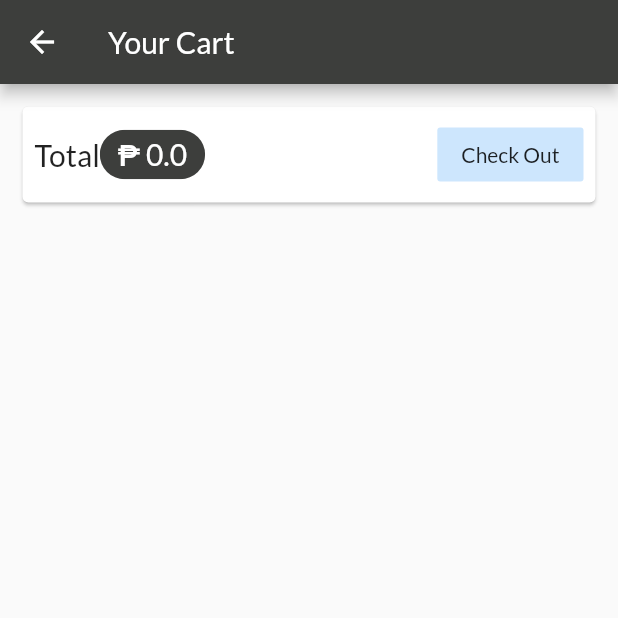
After one commit to EleaFederio/shafy, a Flutter app: the CartScreen screen opened by its route, on a phone screen of 412 x 824 dp, the top half of it. The commit adds this screen. Run offline on Flutter 3.47's test engine with Material 2 defaults, Android fonts, the phone set to English and light mode, and no system bars; network calls fail.

Commit message:
cart can compute the total

```diff
--- a/lib/main.dart
+++ b/lib/main.dart
@@ -3,6 +3,7 @@ import 'package:provider/provider.dart';
 import 'package:shopy/config/myColor.dart';
 import 'package:shopy/providers/Products.dart';
 import 'package:shopy/providers/cart.dart';
+import 'package:shopy/screens/cart_screen.dart';
 import 'package:shopy/screens/product_detail_screen.dart';
 import 'package:shopy/screens/product_overview_screen.dart';
 
@@ -34,7 +35,8 @@ class MyApp extends StatelessWidget {
           ),
           home: ProductOverviewScreen(),
           routes: {
-            ProductDetailScreen.routeName: (context) => ProductDetailScreen()
+            ProductDetailScreen.routeName: (context) => ProductDetailScreen(),
+            CartScreen.routeName: (context) => CartScreen()
           },
         ),
     );
--- a/lib/providers/cart.dart
+++ b/lib/providers/cart.dart
@@ -16,6 +16,7 @@ class CartItem{
 }
 
 class Cart with ChangeNotifier{
+
   Map<String, CartItem> _items = {};
 
   Map<String, CartItem> get items {
@@ -23,7 +24,21 @@ class Cart with ChangeNotifier{
   }
 
   int get itemCount {
+    print(_items == null? 0 : _items.length);
     return _items == null? 0 : _items.length;
+  }
+
+  double get totalAmount{
+    var total = 0.0;
+    _items.forEach((key, cartItem) {
+      total += cartItem.price * cartItem.quantity;
+    });
+    return double.parse(total.toStringAsFixed(2));
+  }
+
+  void removeItem(String productId){
+    _items.remove(productId);
+    notifyListeners();
   }
 
   void addItem(String productId, double price, String title){
--- /dev/null
+++ b/lib/screens/cart_screen.dart
@@ -0,0 +1,72 @@
+import 'package:flutter/material.dart';
+import 'package:provider/provider.dart';
+import 'package:shopy/providers/cart.dart';
+import 'package:shopy/screens/cart_item_screen.dart';
+
+class CartScreen extends StatelessWidget {
+  static const routeName = '/cart_screen';
+
+  @override
+  Widget build(BuildContext context) {
+
+    final cart = Provider.of<Cart>(context);
+
+    return Scaffold(
+      appBar: AppBar(
+        title: Text('Your Cart'),
+      ),
+      body: Column(
+        children: <Widget>[
+          Card(
+            margin: EdgeInsets.all(15.0),
+            child: Padding(
+              padding: EdgeInsets.all(8),
+              child: Row(
+                mainAxisAlignment: MainAxisAlignment.spaceBetween,
+                children: <Widget>[
+                  Text(
+                      'Total',
+                    style: TextStyle(
+                      fontSize: 20.0,
+                    ),
+                  ),
+                  Chip(
+                      label: Text(
+                          '₱ ${cart.totalAmount}',
+                        style: TextStyle(
+                          fontSize: 20.0,
+                          color: Theme.of(context).primaryTextTheme.title.color,
+                        ),
+                      ),
+                    backgroundColor: Theme.of(context).primaryColor,
+                  ),
+                  Spacer(),
+                  FlatButton(
+                      onPressed: (){
+
+                      },
+                      child: Text('Check Out'),
+                    color: Theme.of(context).accentColor,
+                  ),
+                ],
+              ),
+            ),
+          ),
+          SizedBox(height: 10.0,),
+          Expanded(
+            child: ListView.builder(
+              itemCount: cart.items.length,
+              itemBuilder: (context, index) => CartItemScreen(
+                  cart.items.values.toList()[index].id,
+                  cart.items.keys.toList()[index],
+                  cart.items.values.toList()[index].price,
+                  cart.items.values.toList()[index].quantity,
+                  cart.items.values.toList()[index].title
+              ),
+            ),
+          ),
+        ],
+      ),
+    );
+  }
+}
--- a/lib/screens/product_overview_screen.dart
+++ b/lib/screens/product_overview_screen.dart
@@ -2,6 +2,7 @@ import 'package:flutter/material.dart';
 import 'package:provider/provider.dart';
 import 'package:shopy/providers/Products.dart';
 import 'package:shopy/providers/cart.dart';
+import 'package:shopy/screens/cart_screen.dart';
 import 'package:shopy/widgets/badge.dart';
 import 'package:shopy/widgets/products_grid.dart';
 
@@ -30,7 +31,9 @@ class _ProductOverviewScreenState extends State<ProductOverviewScreen> {
                 value: cartData.itemCount.toString()),
             child: IconButton(
               icon: Icon(Icons.shopping_cart),
-              onPressed: (){},
+              onPressed: (){
+                Navigator.of(context).pushNamed(CartScreen.routeName);
+              },
             ),
           ),
           PopupMenuButton(
```
Also changed, not shown: lib/screens/cart_item_screen.dart (added, +54 -0 lines).
